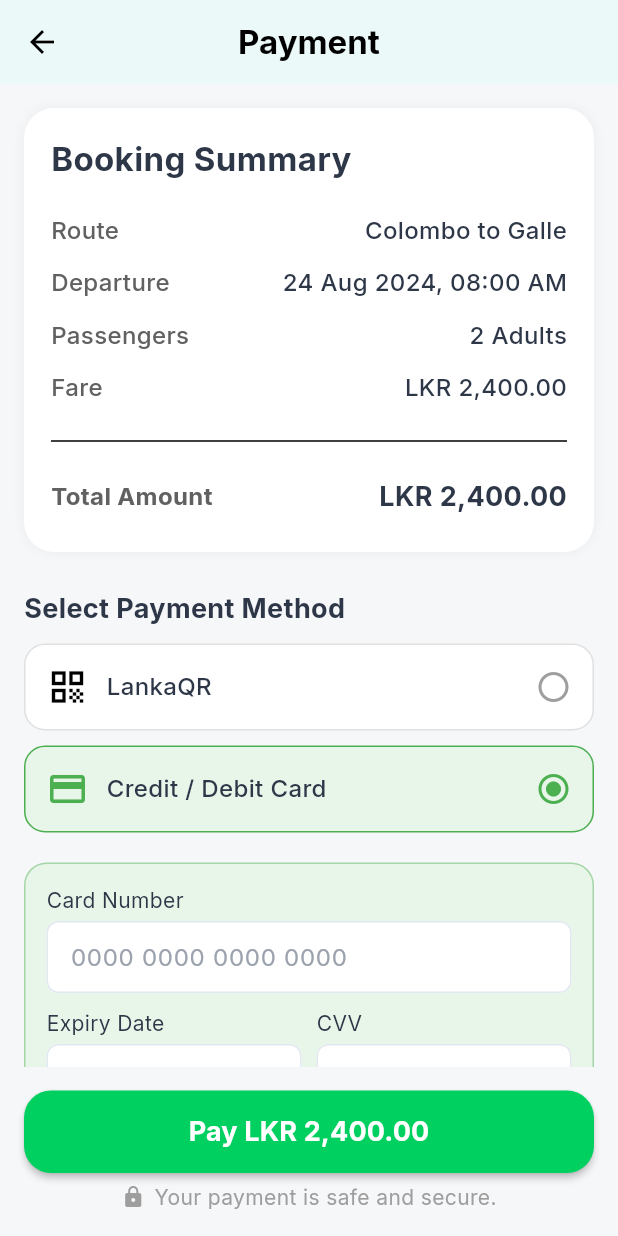
After one commit to MohamedAjas/HelloBus, a Flutter app: the PaymentScreen screen opened directly, after a tap on "Credit / Debit Card", on a phone screen of 412 x 824 dp. The commit adds this screen. Run offline on Flutter 3.47's test engine with Material 3 defaults, Android fonts, the light colour scheme and no system bars; our stand-ins replace google_fonts, marquee, material_symbols_icons.

Commit message:
Create the Payment Screen

```diff
--- /dev/null
+++ b/lib/views/passenger/screen/payment_page.dart
@@ -0,0 +1,250 @@
+import 'package:flutter/material.dart';
+//import 'package:hellobus/screens/ticket_page.dart'; // change the path if needed
+
+
+class PaymentScreen extends StatefulWidget {
+  const PaymentScreen({super.key});
+
+  @override
+  State<PaymentScreen> createState() => _PaymentScreenState();
+}
+
+class _PaymentScreenState extends State<PaymentScreen> {
+  bool isQRSelected = true;
+
+  @override
+  Widget build(BuildContext context) {
+    return Scaffold(
+      backgroundColor: const Color(0xFFF6F7F9),
+      appBar: AppBar(
+        elevation: 3,
+        backgroundColor: Colors.white,
+        leading: IconButton(
+          icon: const Icon(Icons.arrow_back, color: Colors.black),
+          onPressed: () => Navigator.pop(context),
+        ),
+        title: const Text(
+          "Payment",
+          style: TextStyle(fontWeight: FontWeight.bold, color: Colors.black),
+        ),
+        centerTitle: true,
+      ),
+
+      // Body
+      body: SingleChildScrollView(
+        padding: const EdgeInsets.all(16),
+        child: Column(crossAxisAlignment: CrossAxisAlignment.start,
+         children: [
+          // ⭐ Booking Summary Card
+          Container(
+            padding: const EdgeInsets.all(18),
+            decoration: BoxDecoration(
+              color: Colors.white,
+              borderRadius: BorderRadius.circular(20),
+              boxShadow: [
+                BoxShadow(
+                  color: Colors.black.withValues(alpha: 0.05),
+                  blurRadius: 6,
+                )
+              ],
+            ),
+            child: Column(
+              crossAxisAlignment: CrossAxisAlignment.start,
+              children: [
+                const Text(
+                  "Booking Summary",
+                  style: TextStyle(
+                      fontSize: 22, fontWeight: FontWeight.bold),
+                ),
+                const SizedBox(height: 15),
+                summaryRow("Route", "Colombo to Galle"),
+                summaryRow("Departure", "24 Aug 2024, 08:00 AM"),
+                summaryRow("Passengers", "2 Adults"),
+                summaryRow("Fare", "LKR 2,400.00"),
+                const SizedBox(height: 10),
+                const Divider(),
+                const SizedBox(height: 10),
+                summaryRow("Total Amount", "LKR 2,400.00",
+                    isBold: true),
+              ],
+            ),
+          ),
+
+          const SizedBox(height: 25),
+
+          // 💳 Select Payment Method
+          const Text(
+            "Select Payment Method",
+            style: TextStyle(fontSize: 18, fontWeight: FontWeight.bold),
+          ),
+          const SizedBox(height: 10),
+
+          // LankaQR Option
+          paymentOption(
+            title: "LankaQR",
+            asset: Icons.qr_code,
+            selected: isQRSelected,
+            onTap: () {
+              setState(() {
+                isQRSelected = true;
+              });
+            },
+          ),
+
+          // Card Option
+          paymentOption(
+            title: "Credit / Debit Card",
+            asset: Icons.credit_card,
+            selected: !isQRSelected,
+            onTap: () {
+              setState(() {
+                isQRSelected = false;
+              });
+            },
+          ),
+
+          // 💳 Card Form Section
+          if (!isQRSelected) cardForm(),
+          const SizedBox(height: 20),
+        ]),
+      ),
+
+      // ✔ Bottom Pay Button
+      bottomNavigationBar: Container(
+        padding: const EdgeInsets.all(16),
+        child: Column(
+          mainAxisSize: MainAxisSize.min,
+          children: [
+            MaterialButton(
+              minWidth: double.infinity,
+              height: 55,
+              color: const Color(0xFF00D05F),
+              shape: RoundedRectangleBorder(
+                  borderRadius: BorderRadius.circular(18)),
+              onPressed: () {
+  //                Navigator.push(
+  //   context,
+  //   MaterialPageRoute(builder: (context) => const E_TicketPage()),
+  // );
+              },
+              child: const Text(
+                "Pay LKR 2,400.00",
+                style: TextStyle(color: Colors.white,
+                    fontSize: 18, fontWeight: FontWeight.bold),
+              ),
+            ),
+            const SizedBox(height: 6),
+            const Row(
+              mainAxisAlignment: MainAxisAlignment.center,
+              children: [
+                Icon(Icons.lock, size: 16, color: Colors.grey),
+                SizedBox(width: 6),
+                Text("Your payment is safe and secure.",
+                    style: TextStyle(color: Colors.grey)),
+              ],
+            ),
+          ],
+        ),
+      ),
+    );
+  }
+
+  // 🔹 Booking Summary Row Widget
+  Widget summaryRow(String title, String value, {bool isBold = false}) {
+    return Padding(
+      padding: const EdgeInsets.symmetric(vertical: 6),
+      child: Row(
+        mainAxisAlignment: MainAxisAlignment.spaceBetween,
+        children: [
+          Text(title,
+              style: TextStyle(
+                  color: Colors.grey.shade700,
+                  fontSize: 16,
+                  fontWeight: isBold ? FontWeight.bold : FontWeight.w500)),
+          Text(value,
+              style: TextStyle(
+                  fontSize: isBold ? 18 : 16,
+                  fontWeight: isBold ? FontWeight.bold : FontWeight.w500)),
+        ],
+      ),
+    );
+  }
+
+  // 🔹 Payment Option Widget
+  Widget paymentOption(
+      {required String title,
+      required IconData asset,
+      required bool selected,
+      required Function()? onTap}) {
+    return GestureDetector(
+      onTap: onTap,
+      child: Container(
+        margin: const EdgeInsets.only(bottom: 10),
+        padding: const EdgeInsets.all(14),
+        decoration: BoxDecoration(
+          color: selected ? Colors.green.shade50 : Colors.white,
+          borderRadius: BorderRadius.circular(14),
+          border: Border.all(
+              color: selected ? Colors.green : Colors.grey.shade300),
+        ),
+        child: Row(
+          children: [
+            Icon(asset, size: 28, color: selected ? Colors.green : Colors.black),
+            const SizedBox(width: 12),
+            Text(title,
+                style: const TextStyle(fontSize: 16,fontWeight: FontWeight.w500)),
+            const Spacer(),
+            Icon(
+              selected ? Icons.radio_button_checked : Icons.radio_button_off,
+              color: selected ? Colors.green : Colors.grey,
+            ),
+          ],
+        ),
+      ),
+    );
+  }
+
+  // 🔸 Card Form Widget
+  Widget cardForm() {
+    return Container(
+      padding: const EdgeInsets.all(14),
+      margin: const EdgeInsets.only(top: 10),
+      decoration: BoxDecoration(
+        color: Colors.green.shade50,
+        borderRadius: BorderRadius.circular(15),
+        border: Border.all(color: Colors.green.shade200),
+      ),
+      child: Column(children: [
+        textField("Card Number", "0000 0000 0000 0000"),
+        const SizedBox(height: 10),
+        Row(
+          children: [
+            Expanded(child: textField("Expiry Date", "MM/YY")),
+            const SizedBox(width: 10),
+            Expanded(child: textField("CVV", "123")),
+          ],
+        ),
+      ]),
+    );
+  }
+
+  // 🔸 Text Field Reusable Widget
+  Widget textField(String label, String hint) {
+    return Column(crossAxisAlignment: CrossAxisAlignment.start, children: [
+      Text(label, style: const TextStyle(fontSize: 14)),
+      const SizedBox(height: 4),
+      TextField(
+        decoration: InputDecoration(
+          hintText: hint,
+          filled: true,
+          fillColor: Colors.white,
+          contentPadding: const EdgeInsets.symmetric(vertical: 12, horizontal: 12),
+          border: OutlineInputBorder(
+            borderRadius: BorderRadius.circular(10),
+            borderSide: BorderSide(color: Colors.grey.shade300),
+          ),
+        ),
+      ),
+    ]);
+  }
+}
--- a/lib/views/passenger/screen/seat_select_screen.dart
+++ b/lib/views/passenger/screen/seat_select_screen.dart
@@ -1,6 +1,7 @@
 import 'package:flutter/material.dart';
 import 'package:hello_bus/core/theme/colors.dart';
-import 'package:hello_bus/views/passenger/screen/cancel_booking_screen.dart';
+//import 'package:hello_bus/views/passenger/screen/cancel_booking_screen.dart';
+import 'package:hello_bus/views/passenger/screen/payment_page.dart';
 
 class SeatSelectionScreen extends StatefulWidget {
   const SeatSelectionScreen({super.key});
@@ -213,7 +214,7 @@ class _SeatSelectionScreenState extends State<SeatSelectionScreen> {
                           Navigator.push(
                             context,
                             MaterialPageRoute(
-                              builder: (context) => const CancelBookingScreen(),
+                              builder: (context) => const PaymentScreen(),
                             ),
                           );
                         },
```
